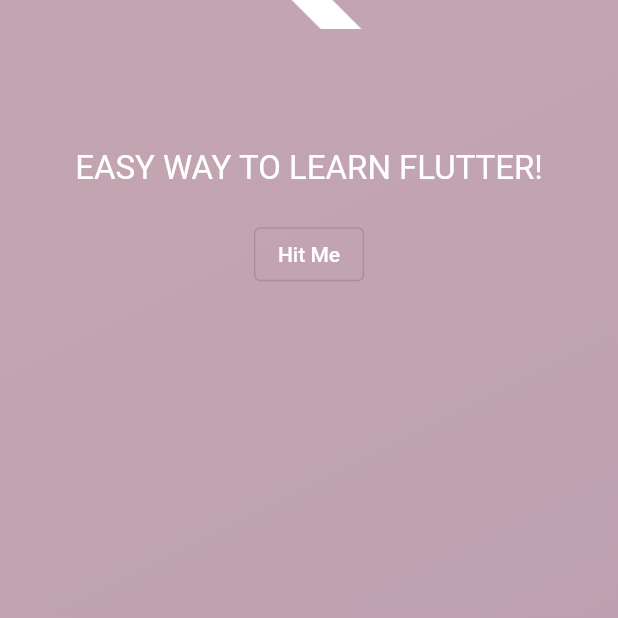
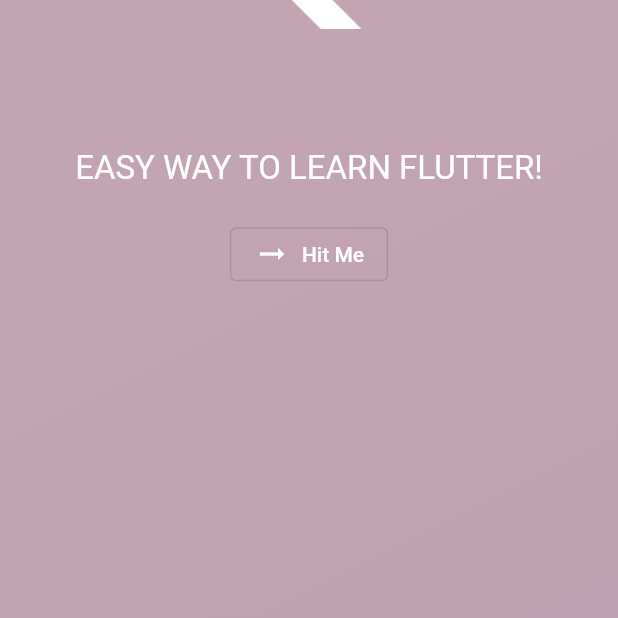
Before and after one commit to rinku-kr/Quiz_App, a Flutter app: the screen it shows after launch, on a phone screen of 412 x 824 dp, the part 618-1236 px from its top. Run offline on Flutter 3.47's test engine with Material 2 defaults, Android fonts, the phone set to English and light mode, and no system bars.

Commit message:
Adding icons to buttons

```diff
--- a/lib/start_screen.dart
+++ b/lib/start_screen.dart
@@ -23,12 +23,15 @@ class StartScreen extends StatelessWidget {
           const SizedBox(
             height: 20,
           ),
-          OutlinedButton(
+          OutlinedButton.icon(
               onPressed: () {},
               style: OutlinedButton.styleFrom(
                 foregroundColor: Colors.white,
               ),
-              child: const Text('Hit Me'))
+              icon: const Icon(Icons.arrow_right_alt),
+              label: const Text(
+                'Hit Me',
+              ))
         ],
       ),
     );
```
